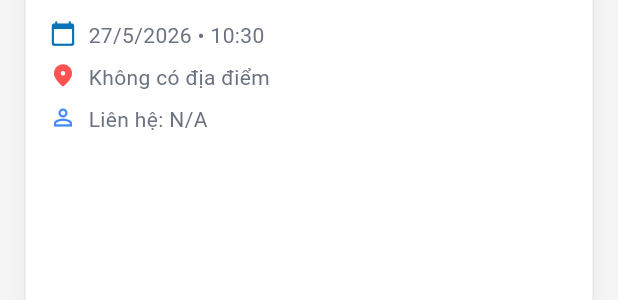
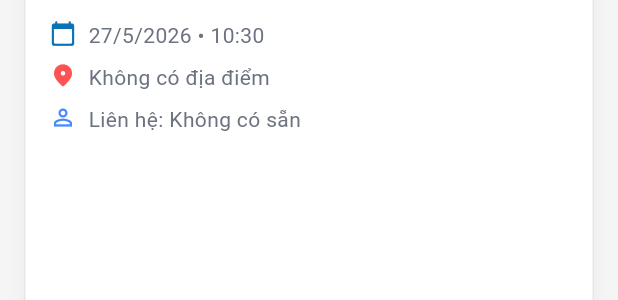
Before and after one commit to dont-wait/JobGo, a Flutter app: the InterviewCard widget shown alone on an empty page, opened directly with empty values, on a phone screen of 412 x 824 dp. Shown: the part 124-424 px from the top of the screen. Run offline on Flutter 3.47's test engine with Material 3 defaults, Android fonts, the phone set to English and light mode, and no system bars; our stand-ins replace app_links, file_picker, flutter_dotenv, google_sign_in, image_picker, supabase_flutter and 1 more; missing offline and left inert: encrypt, flutter_facebook_auth; accounts and stored records are empty.

Commit message:
fix: reviews chat 2

```diff
--- a/lib/presentation/pages/employer/talent/talent_page.dart
+++ b/lib/presentation/pages/employer/talent/talent_page.dart
@@ -4,6 +4,7 @@ import 'package:jobgo/data/models/candidate_supabase_model.dart';
 import 'package:jobgo/data/repositories/candidate_repository.dart';
 import 'package:jobgo/presentation/widgets/employer/applicants/candidate_profile_page.dart';
 import 'package:jobgo/presentation/widgets/employer/talent/talent_search_widget.dart';
+import 'package:jobgo/core/utils/app_logger.dart';
 
 class TalentPage extends StatefulWidget {
   const TalentPage({super.key});
@@ -46,7 +47,8 @@ class _TalentPageState extends State<TalentPage> {
         _errorMessage = null;
       });
       _applyFilters();
-    } catch (e) {
+    } catch (e, st) {
+      AppLogger.error('Lỗi tải danh sách ứng viên', error: e, stackTrace: st);
       if (!mounted) return;
       final loc = AppLocalizations.of(context);
 
@@ -60,7 +62,7 @@ class _TalentPageState extends State<TalentPage> {
       if (_allCandidates.isNotEmpty) {
         ScaffoldMessenger.of(
           context,
-        ).showSnackBar(SnackBar(content: Text('${loc.refreshFailed}: $e')));
+        ).showSnackBar(SnackBar(content: Text(loc.refreshFailed)));
       }
     } finally {
       if (!mounted) return;
--- a/lib/presentation/widgets/employer/interview_schedule/interview_card.dart
+++ b/lib/presentation/widgets/employer/interview_schedule/interview_card.dart
@@ -162,7 +162,7 @@ class InterviewCard extends StatelessWidget {
                 icon: Icons.person_outline,
                 iconColor: Colors.blueAccent,
                 text:
-                    "${loc.contactLabel}: ${schedule.contactPerson.isNotEmpty ? schedule.contactPerson : 'N/A'}",
+                    "${loc.contactLabel}: ${schedule.contactPerson.isNotEmpty ? schedule.contactPerson : loc.notAvailable}",
               ),
 
               //  Note
```
